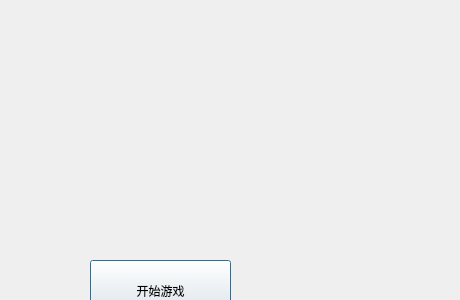
huangtianyitim1/Towerdefense, file start_window.ui: the form before one commit.
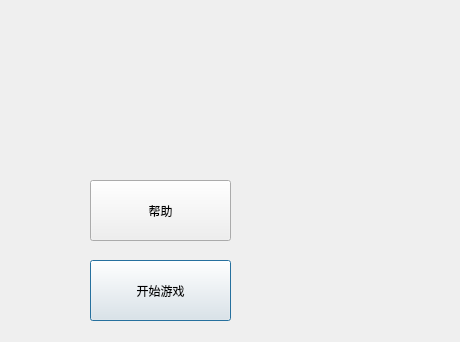
The form after the commit.

The edit to the form file:
```diff
--- a/start_window.ui
+++ b/start_window.ui
@@ -7,7 +7,7 @@
     <x>0</x>
     <y>0</y>
     <width>460</width>
-    <height>300</height>
+    <height>342</height>
    </rect>
   </property>
   <property name="windowTitle">
@@ -29,6 +29,22 @@
     <string>开始游戏</string>
    </property>
   </widget>
+  <widget class="QPushButton" name="pushButton_2">
+   <property name="geometry">
+    <rect>
+     <x>90</x>
+     <y>180</y>
+     <width>141</width>
+     <height>61</height>
+    </rect>
+   </property>
+   <property name="styleSheet">
+    <string notr="true">font: 12pt &quot;造字工房力黑（非商用）常规体&quot;;</string>
+   </property>
+   <property name="text">
+    <string>帮助</string>
+   </property>
+  </widget>
  </widget>
  <resources/>
  <connections/>
```
